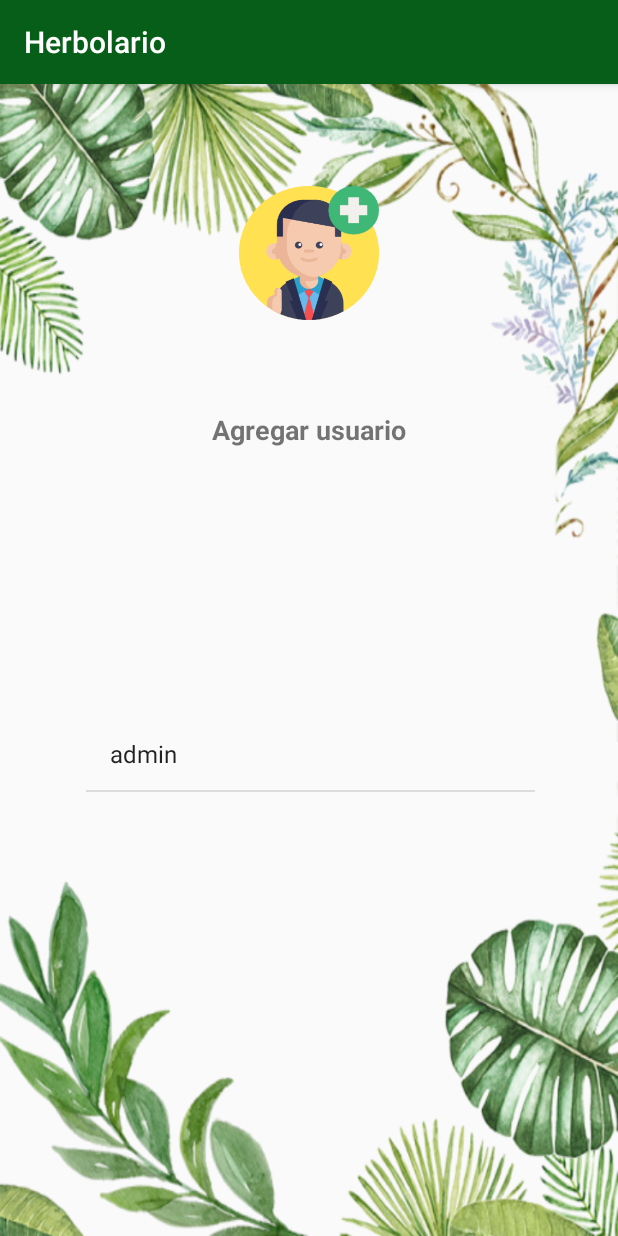
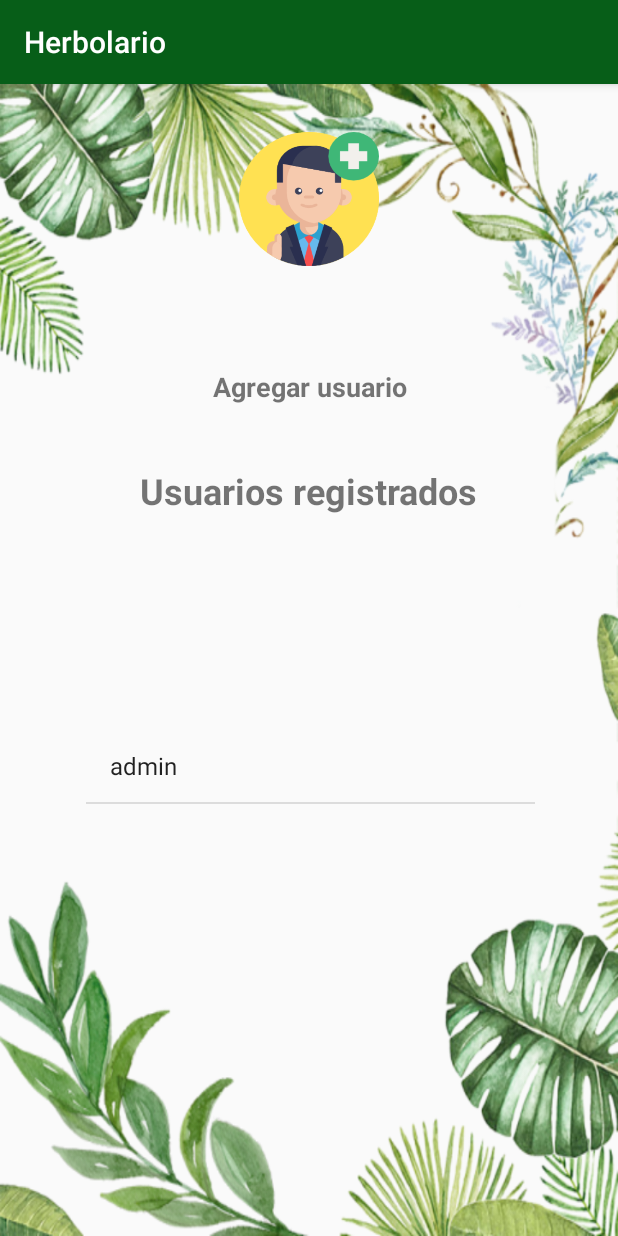
Before and after one commit to Cinthiaru/Plantitas, an Android app: the usuarios screen opened directly, with no data from a screen before it, on a phone screen of 412 x 824 dp. Run offline under Robolectric (Android 15) with nearby library versions, the phone set to English and light mode, and no system bars.

Commit message:
Ya agrega usuarios

```diff
--- a/app/src/main/java/mx/uv/herbolario/MainActivity.java
+++ b/app/src/main/java/mx/uv/herbolario/MainActivity.java
@@ -32,6 +32,7 @@ public class MainActivity extends AppCompatActivity implements  View.OnClickList
         String usuario = txtUsuario.getText().toString();
         String contrasena = txtPassword.getText().toString();
         String existeUsuario= usuariosdb.login(usuario, contrasena);
+
         if(existeUsuario.equals("admin")){
             Intent ven = new Intent(this, PantallaAdmin.class);
             startActivity(ven);
--- a/app/src/main/java/mx/uv/herbolario/UsuariosOperaciones.java
+++ b/app/src/main/java/mx/uv/herbolario/UsuariosOperaciones.java
@@ -26,6 +26,7 @@ public class UsuariosOperaciones {
     public void close() {
         dbHelper.close();
     }
+
     //Busca donde el usuarios y el password sean iguales y se trae el rol
     public String login(String usuario, String password){
         String rol="";
@@ -54,7 +55,6 @@ public class UsuariosOperaciones {
         values.put(DataBaseHelper.USUARIO_ROL,rol);
 
         long usuarioId = database.insert(DataBaseHelper.USUARIO, null, values);
-
         // now that the USUARIO is created return it ...
         Cursor cursor = database.query(DataBaseHelper.USUARIO,
                 USUARIOS_TABLE_COLUMNS, DataBaseHelper.USUARIO_ID + " = "
@@ -65,6 +65,7 @@ public class UsuariosOperaciones {
         Usuario newComment = parseUsuario(cursor);
         cursor.close();
         return newComment;
+
     }
 
     public void UsuarioDefault() {
--- a/app/src/main/res/layout/activity_main_plantas.xml
+++ b/app/src/main/res/layout/activity_main_plantas.xml
@@ -2,6 +2,7 @@
 <android.support.constraint.ConstraintLayout xmlns:android="http://schemas.android.com/apk/res/android"
     xmlns:app="http://schemas.android.com/apk/res-auto"
     xmlns:tools="http://schemas.android.com/tools"
+    android:id="@+id/activity_main_plantas"
     android:layout_width="match_parent"
     android:layout_height="match_parent"
     tools:context=".MainActivityPlantas">
--- a/app/src/main/res/layout/activity_usuarios.xml
+++ b/app/src/main/res/layout/activity_usuarios.xml
@@ -21,9 +21,10 @@
         android:onClick="agregar"
         app:layout_constraintBottom_toBottomOf="parent"
         app:layout_constraintEnd_toEndOf="parent"
+        app:layout_constraintHorizontal_bias="0.501"
         app:layout_constraintStart_toStartOf="parent"
         app:layout_constraintTop_toTopOf="parent"
-        app:layout_constraintVertical_bias="0.091" />
+        app:layout_constraintVertical_bias="0.036" />
 
     <TextView
         android:id="@+id/textView12"
@@ -36,13 +37,14 @@
         android:layout_marginRight="8dp"
         android:layout_marginBottom="8dp"
         android:text="Agregar usuario"
+        android:textSize="18dp"
         android:textStyle="bold"
-        android:textSize="18dp"
         app:layout_constraintBottom_toBottomOf="parent"
         app:layout_constraintEnd_toEndOf="parent"
+        app:layout_constraintHorizontal_bias="0.502"
         app:layout_constraintStart_toStartOf="parent"
         app:layout_constraintTop_toTopOf="parent"
-        app:layout_constraintVertical_bias="0.289" />
+        app:layout_constraintVertical_bias="0.249" />
 
     <ListView
         android:id="@+id/listUsuarios"
@@ -53,9 +55,28 @@
         android:layout_marginLeft="8dp"
         android:layout_marginEnd="8dp"
         android:layout_marginRight="8dp"
-        android:layout_marginBottom="32dp"
+        android:layout_marginBottom="24dp"
         app:layout_constraintBottom_toBottomOf="parent"
         app:layout_constraintEnd_toEndOf="parent"
         app:layout_constraintHorizontal_bias="0.507"
         app:layout_constraintStart_toStartOf="parent" />
+
+    <TextView
+        android:id="@+id/textView17"
+        android:layout_width="wrap_content"
+        android:layout_height="wrap_content"
+        android:layout_marginStart="8dp"
+        android:layout_marginLeft="8dp"
+        android:layout_marginTop="8dp"
+        android:layout_marginEnd="8dp"
+        android:layout_marginRight="8dp"
+        android:layout_marginBottom="8dp"
+        android:text="Usuarios registrados"
+        android:textSize="24sp"
+        android:textStyle="bold"
+        app:layout_constraintBottom_toBottomOf="parent"
+        app:layout_constraintEnd_toEndOf="parent"
+        app:layout_constraintStart_toStartOf="parent"
+        app:layout_constraintTop_toTopOf="parent"
+        app:layout_constraintVertical_bias="0.343" />
 </android.support.constraint.ConstraintLayout>
```
Also changed, not shown: app/src/main/java/mx/uv/herbolario/AgregarUsuario.java (+5 -11 lines), app/src/main/java/mx/uv/herbolario/PantallaUsuario.java (+14 -1 lines), app/src/main/java/mx/uv/herbolario/UserList.java (+4 -8 lines), app/src/main/res/layout/activity_agregar_usuario.xml (+12 -2 lines).
